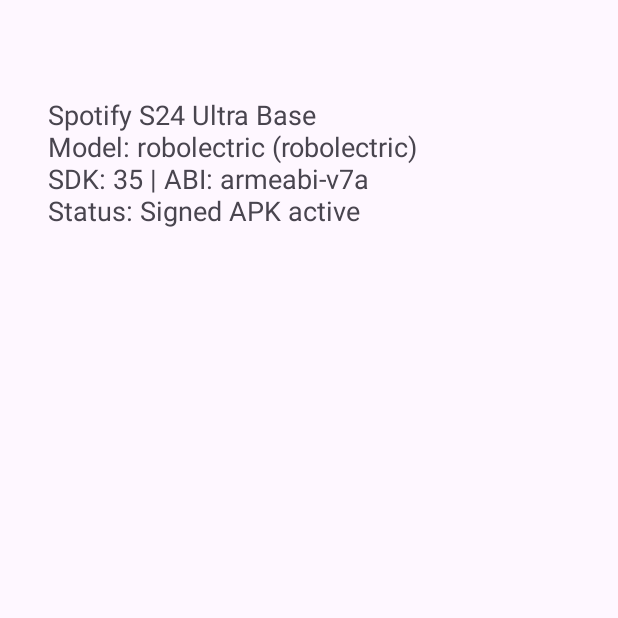
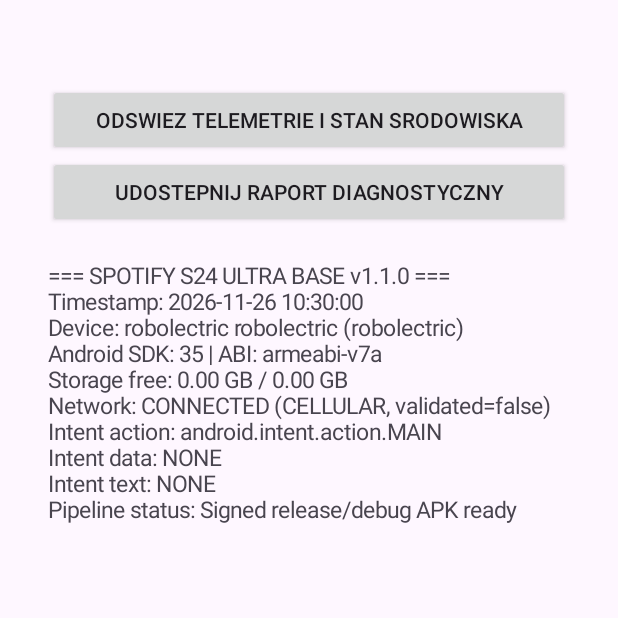
Before and after one commit to ocean244/spotify-s24ultra-base, an Android app: the screen it shows after launch (MainActivity), on a phone screen of 412 x 824 dp, the top half of it. Run offline under Robolectric (Android 15) with nearby library versions, the phone set to English and light mode, and no system bars.

Commit message:
feat(app): expand MainActivity telemetry, network/storage diagnostics, intent handling, and v1.1.0 bump

```diff
--- a/app/build.gradle.kts
+++ b/app/build.gradle.kts
@@ -32,8 +32,8 @@ android {
         applicationId = "com.s24ultra.spotifybase"
         minSdk = 29
         targetSdk = 36
-        versionCode = 1
-        versionName = "1.0.0-s24ultra"
+        versionCode = 2
+        versionName = "1.1.0-s24ultra"
 
         ndk {
             abiFilters += listOf("arm64-v8a")
--- a/app/src/main/java/com/s24ultra/spotifybase/MainActivity.kt
+++ b/app/src/main/java/com/s24ultra/spotifybase/MainActivity.kt
@@ -1,24 +1,114 @@
 package com.s24ultra.spotifybase
 
+import android.content.Intent
+import android.net.ConnectivityManager
+import android.net.NetworkCapabilities
 import android.os.Build
 import android.os.Bundle
+import android.os.Environment
+import android.os.StatFs
+import android.widget.Button
+import android.widget.LinearLayout
+import android.widget.ScrollView
 import android.widget.TextView
 import androidx.appcompat.app.AppCompatActivity
+import java.text.SimpleDateFormat
+import java.util.Date
+import java.util.Locale
 
 class MainActivity : AppCompatActivity() {
+
+    private lateinit var telemetryView: TextView
+
     override fun onCreate(savedInstanceState: Bundle?) {
         super.onCreate(savedInstanceState)
 
-        val tv = TextView(this).apply {
-            text = buildString {
-                appendLine("Spotify S24 Ultra Base")
-                appendLine("Model: ${Build.MODEL} (${Build.DEVICE})")
-                appendLine("SDK: ${Build.VERSION.SDK_INT} | ABI: ${Build.SUPPORTED_ABIS.joinToString()}")
-                appendLine("Status: Signed APK active")
+        val root = LinearLayout(this).apply {
+            orientation = LinearLayout.VERTICAL
+            setPadding(48, 84, 48, 48)
+        }
+
+        val refreshBtn = Button(this).apply {
+            text = "Odswiez telemetrie i stan srodowiska"
+            setOnClickListener {
+                updateTelemetry(intent)
             }
-            textSize = 18f
-            setPadding(48, 96, 48, 48)
         }
-        setContentView(tv)
+
+        val shareBtn = Button(this).apply {
+            text = "Udostepnij raport diagnostyczny"
+            setOnClickListener {
+                val reportText = telemetryView.text?.toString() ?: ""
+                val sendIntent = Intent(Intent.ACTION_SEND).apply {
+                    type = "text/plain"
+                    putExtra(Intent.EXTRA_SUBJECT, "SpotifyS24UltraBase Telemetry")
+                    putExtra(Intent.EXTRA_TEXT, reportText)
+                }
+                startActivity(Intent.createChooser(sendIntent, "Udostepnij raport"))
+            }
+        }
+
+        telemetryView = TextView(this).apply {
+            textSize = 15f
+            setPadding(0, 32, 0, 0)
+        }
+
+        root.addView(refreshBtn)
+        root.addView(shareBtn)
+        root.addView(telemetryView)
+
+        val scroll = ScrollView(this).apply {
+            addView(root)
+        }
+
+        setContentView(scroll)
+        updateTelemetry(intent)
+    }
+
+    override fun onNewIntent(intent: Intent) {
+        super.onNewIntent(intent)
+        setIntent(intent)
+        updateTelemetry(intent)
+    }
+
+    private fun updateTelemetry(activeIntent: Intent?) {
+        val now = SimpleDateFormat("yyyy-MM-dd HH:mm:ss", Locale.US).format(Date())
+        val stat = StatFs(Environment.getDataDirectory().path)
+        val freeBytes = stat.availableBytes
+        val totalBytes = stat.totalBytes
+        val freeGb = freeBytes / (1024.0 * 1024.0 * 1024.0)
+        val totalGb = totalBytes / (1024.0 * 1024.0 * 1024.0)
+
+        val netSummary = resolveNetworkState()
+        val intentAction = activeIntent?.action ?: "NONE"
+        val intentData = activeIntent?.dataString ?: "NONE"
+        val intentExtraText = activeIntent?.getStringExtra(Intent.EXTRA_TEXT) ?: "NONE"
+
+        telemetryView.text = buildString {
+            appendLine("=== SPOTIFY S24 ULTRA BASE v1.1.0 ===")
+            appendLine("Timestamp: $now")
+            appendLine("Device: ${Build.MANUFACTURER} ${Build.MODEL} (${Build.DEVICE})")
+            appendLine("Android SDK: ${Build.VERSION.SDK_INT} | ABI: ${Build.SUPPORTED_ABIS.joinToString()}")
+            appendLine("Storage free: ${String.format(Locale.US, "%.2f", freeGb)} GB / ${String.format(Locale.US, "%.2f", totalGb)} GB")
+            appendLine("Network: $netSummary")
+            appendLine("Intent action: $intentAction")
+            appendLine("Intent data: $intentData")
+            appendLine("Intent text: $intentExtraText")
+            appendLine("Pipeline status: Signed release/debug APK ready")
+        }
+    }
+
+    private fun resolveNetworkState(): String {
+        val cm = getSystemService(ConnectivityManager::class.java) ?: return "UNAVAILABLE"
+        val activeNetwork = cm.activeNetwork ?: return "DISCONNECTED"
+        val caps = cm.getNetworkCapabilities(activeNetwork) ?: return "NO_CAPABILITIES"
+        val transports = buildList {
+            if (caps.hasTransport(NetworkCapabilities.TRANSPORT_WIFI)) add("WIFI")
+            if (caps.hasTransport(NetworkCapabilities.TRANSPORT_CELLULAR)) add("CELLULAR")
+            if (caps.hasTransport(NetworkCapabilities.TRANSPORT_ETHERNET)) add("ETHERNET")
+        }
+        val validated = caps.hasCapability(NetworkCapabilities.NET_CAPABILITY_VALIDATED)
+        val transportLabel = if (transports.isEmpty()) "OTHER" else transports.joinToString("+")
+        return "CONNECTED ($transportLabel, validated=$validated)"
     }
 }
```
Also changed, not shown: 2 other files.
